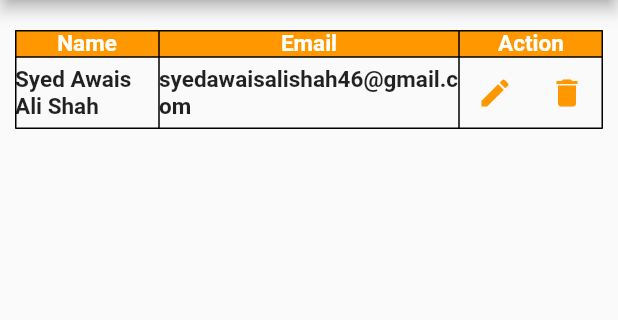
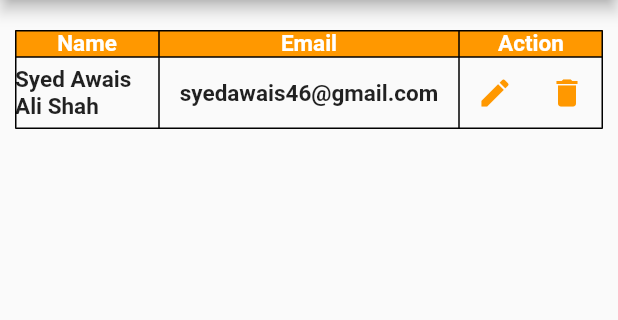
Before and after one commit to syedawaisalishah/flutter_firebase, a Flutter app: the screen it shows after launch, on a phone screen of 412 x 824 dp, the part 84-404 px from its top. Run offline on Flutter 3.47's test engine with Material 2 defaults, Android fonts, the phone set to English and light mode, and no system bars.

```diff
--- a/lib/pages/liststudentpages.dart
+++ b/lib/pages/liststudentpages.dart
@@ -87,7 +87,7 @@ class _liststudentsState extends State<liststudents> {
                       child: Container(
                         child: Center(
                           child: Text(
-                            'syedawaisalishah46@gmail.com',
+                            'syedawais46@gmail.com',
                             style: TextStyle(
                               fontWeight: FontWeight.bold,
                               fontSize: 15.0,
```
Also changed, not shown: 1 other file.
